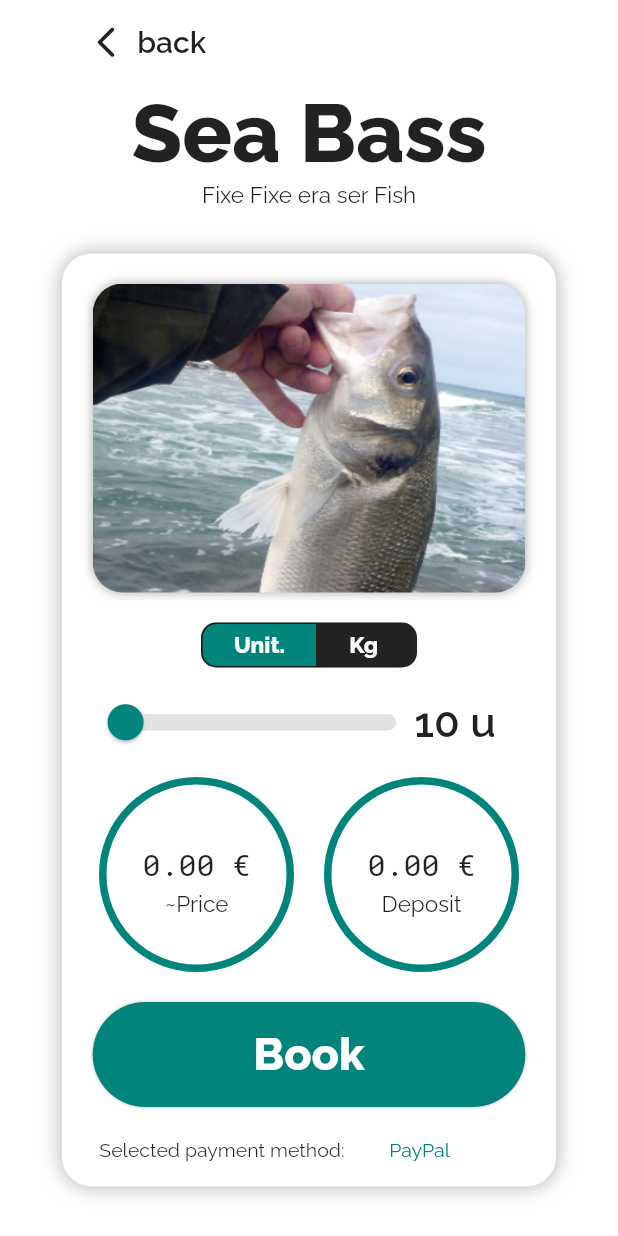
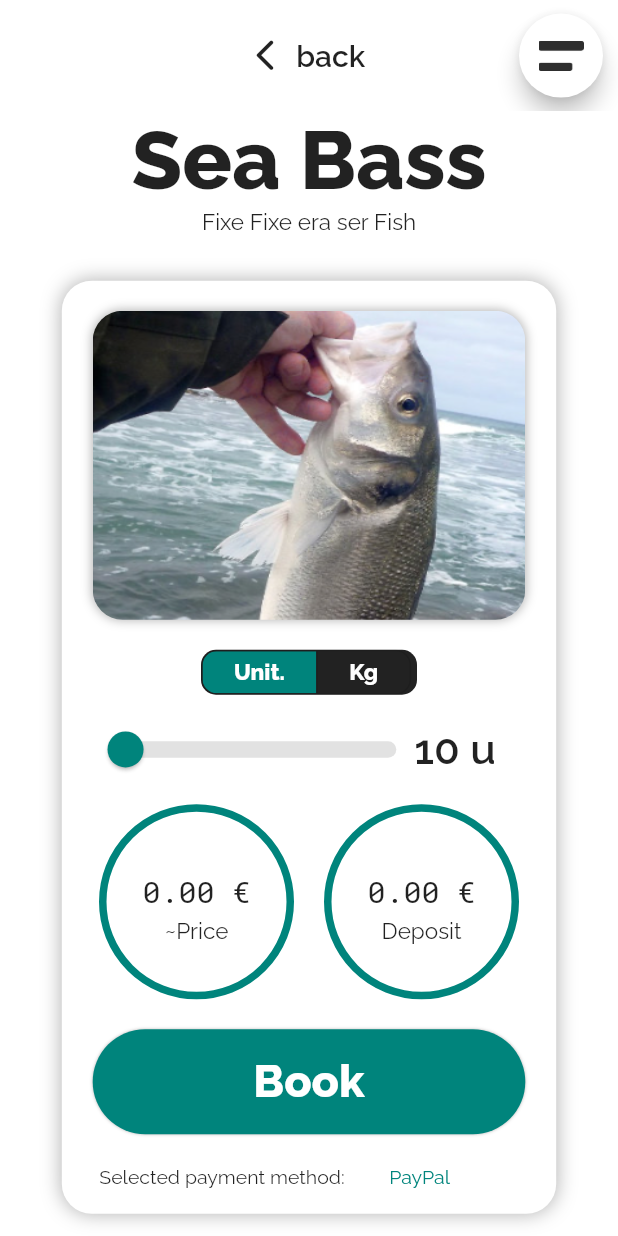
Before and after one commit to Mr-Vicente/IPM_Fisheller, a Flutter app: the Feed screen opened directly, after a tap on "Sea Bass", after a tap on "Book", on a phone screen of 412 x 824 dp. Run offline on Flutter 3.47's test engine with Material 2 defaults, Android fonts, the phone set to English and light mode, and no system bars; our stand-ins replace carousel_slider, charts_flutter, flutter_rating_bar, flutter_svg, google_maps_flutter, image_picker and 5 more; missing offline and left inert: slide_button; accounts and stored records are empty; generated files the repository leaves out were written again; network calls fail.

```diff
--- a/lib/components/back.dart
+++ b/lib/components/back.dart
@@ -1,5 +1,8 @@
 import 'package:flutter/cupertino.dart';
 import 'package:flutter/material.dart';
+
+import '../constants.dart';
+import 'home_components/amaz_drawer.dart';
 
 class Back extends StatelessWidget{
   Widget body;
@@ -8,26 +11,68 @@ class Back extends StatelessWidget{
     this.body,
     this.bottom
   });
+  var scaffoldKey = GlobalKey<ScaffoldState>();
+
 
   @override
   Widget build(BuildContext context) {
     Size size = MediaQuery.of(context).size;
     return Scaffold(
         backgroundColor: Colors.white,
+      key: scaffoldKey,
         appBar: AppBar(
-            backgroundColor: Colors.white,
-            elevation: 0,
-            leadingWidth: 200.0,
-            leading:
-            FlatButton.icon(
-                icon: Icon(Icons.arrow_back_ios_rounded, size: 25),
-                label: new Text('back', style: TextStyle(fontSize:20, fontWeight: FontWeight.w600)),
-                onPressed:() {
-                  Navigator.pop(context);
-                }
-            )
+          backgroundColor: Colors.white,
+          elevation: 0,
+          toolbarHeight: size.height*0.09,
+          actions: <Widget>[
+            SafeArea(
+                child: FloatingActionButton(
+                  onPressed: () => scaffoldKey.currentState.openEndDrawer(),
+                  child: Image.asset('assets/icons/extra_menu.png', height: 20),
+                  backgroundColor: Colors.white,
+                )),
+            SizedBox(width: 10)
+          ],
+          leadingWidth: size.width,
+          leading: FlatButton.icon(
+            icon: Icon(Icons.arrow_back_ios_rounded, size: 25),
+            label: new Text('back',
+                style: TextStyle(fontSize: 20, fontWeight: FontWeight.w600)),
+            onPressed: () => Navigator.pop(context),
+          ),
         ),
-        body: body,
+      drawerScrimColor: Colors.grey.withOpacity(0.54),
+      endDrawer: AmazDrawer(
+          topPosition: size.width * 0.35,
+          width: size.width * 0.74,
+          height: size.height * 0.1,
+          elevation: 5,
+          color: PRIMARY_COLOUR,
+          //backgroundColor: WHITE_COLOUR,
+          items: [
+            AmazDrawerItem(
+                iconData: Icons.face,
+                iconSize: size.width * 0.1,
+                text: "Profile",
+                textSize: size.width * 0.08),
+            AmazDrawerItem(
+                iconData: Icons.settings,
+                iconSize: size.width * 0.1,
+                text: "Settings",
+                textSize: size.width * 0.08),
+            AmazDrawerItem(
+                iconData: Icons.help,
+                iconSize: size.width * 0.1,
+                text: "Help",
+                textSize: size.width * 0.08),
+          ]),
+
+        body:
+        new GestureDetector(
+          onTap: () {FocusScope.of(context).requestFocus(new FocusNode());},
+          child:body,
+        ),
+
         bottomSheet: Padding(
           padding: EdgeInsets.only(left: 20.0),
           child: bottom,
--- a/lib/models/order.dart
+++ b/lib/models/order.dart
@@ -11,7 +11,7 @@ class Order {
   Vendor vendor;
   Sell sell;
   Consumer consumer;
-  int deposit;
+  double deposit;
 
   double quantity;
   bool isUnits;
--- a/lib/screens/book_fish/book_screen.dart
+++ b/lib/screens/book_fish/book_screen.dart
@@ -16,7 +16,10 @@ import 'components/select_quantity.dart';
 
 class BookFish extends StatelessWidget {
   final Sell sell;
+
+
   const BookFish(this.sell);
+
 
   Widget _screen(Size size) {
     return Container(
@@ -49,6 +52,7 @@ class BookFish extends StatelessWidget {
 
 class BookBox extends StatelessWidget{
   final Sell sell;
+  Order order;
 
   BookBox({
     this.sell,
@@ -61,6 +65,11 @@ class BookBox extends StatelessWidget{
         return PopUpCard(order:order,percentage_width: 0.8,popupType:0);
       },
     );
+  }
+
+  void setOrder(double avrgPrice, double deposit, double mass, double units, bool isUnits){
+    double quantity = isUnits ? units: mass;
+    order = new Order(sell: sell, vendor: sell.vendor, deposit: deposit, isUnits: isUnits, quantity: quantity);
   }
 
   @override
@@ -112,7 +121,7 @@ class BookBox extends StatelessWidget{
                 ),
                 Padding(
                   padding: EdgeInsets.only(top: 20.0),
-                  child: Quantity(sell.seafood)
+                  child: Quantity(sell.seafood, this)
                 ),
                 Padding(
                     padding: EdgeInsets.only(top: 20.0),
@@ -138,7 +147,8 @@ class BookBox extends StatelessWidget{
                           child: Text('Book', style: TextStyle(fontSize: 30, fontWeight: FontWeight.w900, color: Colors.white)),
                           onPressed: (){
                              getCurrentUserObject().then((currentUser) {
-                               _book(context, new Order(sell: sell, consumer: currentUser, vendor: sell.vendor, deposit: 5));
+                               order.consumer = currentUser;
+                               _book(context, order);
                              });
                             },
                         )
--- a/lib/screens/book_fish/components/select_quantity.dart
+++ b/lib/screens/book_fish/components/select_quantity.dart
@@ -6,15 +6,20 @@ import 'package:flutter/cupertino.dart';
 import 'package:flutter/material.dart';
 
 import '../../../constants.dart';
+import '../book_screen.dart';
 
 class Quantity extends StatefulWidget {
   final Seafood seafood;
-  const Quantity(this.seafood);
-  QuantityState createState() => QuantityState(seafood);
+  BookBox parent;
+  Quantity(this.seafood, this.parent);
+
+  QuantityState createState() => QuantityState(seafood, parent);
 }
 
 class QuantityState extends State<Quantity>{
   final Seafood seafood;
+  BookBox parent;
+
   List<bool> isSelected = [true,false];
   CustomSlider unitSlider;
   CustomSlider massSlider;
@@ -29,7 +34,9 @@ class QuantityState extends State<Quantity>{
 
   Widget displayedSlider;
 
-  QuantityState(this.seafood);
+  QuantityState(this.seafood, this.parent);
+
+
 
   double avrgPrice(){
     if(isSelected[0])
@@ -52,6 +59,7 @@ class QuantityState extends State<Quantity>{
     deposit = (avrgPrice()*0.1).toStringAsFixed(2)+'€';
     nP.updateText(price);
     nD.updateText(deposit);
+    parent.setOrder(avrgPrice(), avrgPrice()*0.1, massValue, unitValue, isSelected[0]);
   }
 
 
--- a/lib/screens/catch/catch.dart
+++ b/lib/screens/catch/catch.dart
@@ -417,7 +417,7 @@ class CatchState extends State<Catch> {
   @override
   Widget build(BuildContext context) {
     seafoodImages = [];
-    tb = TagsButtons(currentTags: currentTags ,parent: this);
+    tb = TagsButtons(currentTags: currentTags, parent: this);
     return Back(body: _screen());
   }
 
```
Also changed, not shown: lib/components/add_catch_card.dart (+70 -72 lines), lib/screens/catch/catch_media.dart (+6 -9 lines), assets/icons/trash_icon.png (added), lib/models/order.g.dart.
